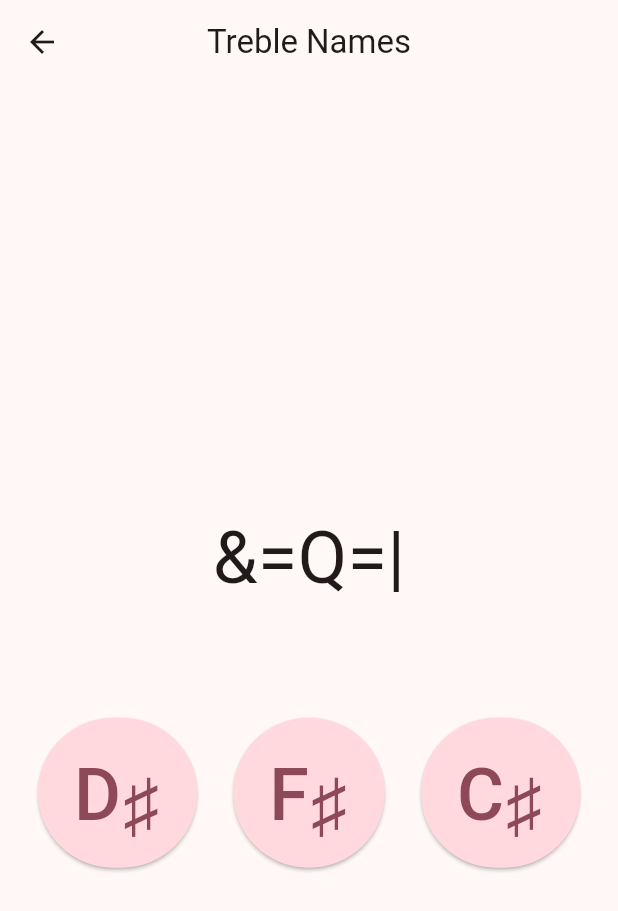
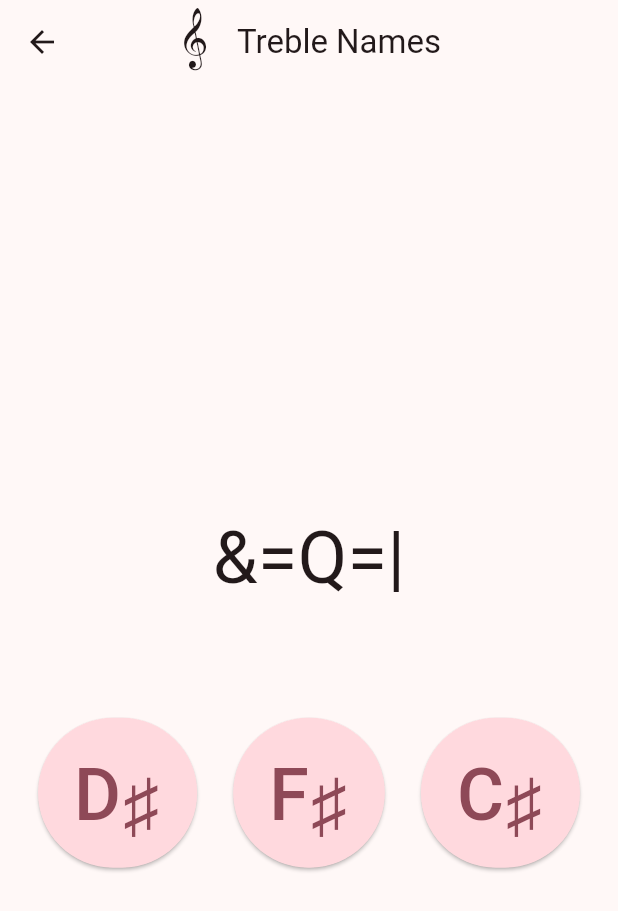
Before and after one commit to chsigg/notes, a Flutter app: the screen it shows after launch, after a tap on "Treble Names", on a phone screen of 412 x 824 dp. Shown: the top 911 px of the screen. Run offline on Flutter 3.47's test engine with Material 3 defaults, Android fonts, the phone set to English and light mode, and no system bars; our stand-ins replace app_links, rxdart, shared_preferences, wakelock_plus; missing offline and left inert: pitch_detector_dart, record; Roboto replaces fonts that are missing (StaffClefPitches).

Commit message:
Add icon to session practice title.

```diff
--- a/lib/main.dart
+++ b/lib/main.dart
@@ -33,7 +33,12 @@ void main() async {
   }
   appLinks.uriLinkStream.listen(handleUri);
 
-  const seedColor = Colors.pink;
+  ThemeData themeData(Brightness brightness) => ThemeData(
+    colorSchemeSeed: Colors.pink,
+    appBarTheme: AppBarTheme(centerTitle: true),
+    brightness: brightness,
+  );
+
   runApp(
     MultiProvider(
       providers: [
@@ -44,11 +49,8 @@ void main() async {
         builder:
             (context, settings, child) => MaterialApp(
               title: "Helma's Note Trainer",
-              theme: ThemeData(colorSchemeSeed: seedColor),
-              darkTheme: ThemeData(
-                colorSchemeSeed: seedColor,
-                brightness: Brightness.dark,
-              ),
+              theme: themeData(Brightness.light),
+              darkTheme: themeData(Brightness.dark),
               supportedLocales: NoteLocalizations.supportedLanguages.map(
                 (language) => Locale(language),
               ),
--- a/lib/ui/home_page.dart
+++ b/lib/ui/home_page.dart
@@ -123,7 +123,6 @@ class HomePage extends StatelessWidget {
     );
 
     return ListTile(
-      dense: true,
       visualDensity: VisualDensity(vertical: 4),
       leading: SizedBox(width: 64, child: statsText),
       title: Row(
--- a/lib/ui/manual_page.dart
+++ b/lib/ui/manual_page.dart
@@ -22,7 +22,6 @@ class ManualPage extends StatelessWidget {
     return Scaffold(
       appBar: AppBar(
         title: const Text('Manual'),
-        centerTitle: true,
         actions: [
           IconButton(
             icon: const Icon(Icons.info_outline),
--- a/lib/ui/practice_keys_page.dart
+++ b/lib/ui/practice_keys_page.dart
@@ -125,11 +125,7 @@ class _PracticeKeysPageState extends State<PracticeKeysPage> {
   @override
   Widget build(BuildContext context) {
     return Scaffold(
-      appBar: AppBar(
-        title: Text(widget.config.title),
-        centerTitle: true,
-        actions: [_timerWidget],
-      ),
+      appBar: makeAppBar(widget.config, _timerWidget),
       body: Center(
         child: ListView(
           shrinkWrap: true,
--- a/lib/ui/practice_notes_page.dart
+++ b/lib/ui/practice_notes_page.dart
@@ -121,11 +121,7 @@ class _PracticeNotesPageState extends State<PracticeNotesPage> {
   @override
   Widget build(BuildContext context) {
     return Scaffold(
-      appBar: AppBar(
-        title: Text(widget.config.title),
-        centerTitle: true,
-        actions: [_timerWidget],
-      ),
+      appBar: makeAppBar(widget.config, _timerWidget),
       body: Center(
         child: ListView(
           shrinkWrap: true,
--- a/lib/ui/practice_play_page.dart
+++ b/lib/ui/practice_play_page.dart
@@ -242,11 +242,7 @@ class _PracticePlayPageState extends State<PracticePlayPage> {
   @override
   Widget build(BuildContext context) {
     return Scaffold(
-      appBar: AppBar(
-        title: Text(widget.config.title),
-        centerTitle: true,
-        actions: [_timerWidget],
-      ),
+      appBar: makeAppBar(widget.config, _timerWidget),
       body: Center(
         child:
             _errorWidget ??
--- a/lib/ui/session_editor_page.dart
+++ b/lib/ui/session_editor_page.dart
@@ -264,7 +264,6 @@ class _SessionEditorPageState extends State<SessionEditorPage> {
     return Scaffold(
       appBar: AppBar(
         title: Text('Edit Session'),
-        centerTitle: true,
         actions: [
           IconButton(
             icon: const Icon(Icons.share),
--- a/lib/ui/timer_widget.dart
+++ b/lib/ui/timer_widget.dart
@@ -1,6 +1,7 @@
 import 'dart:async';
 
 import 'package:flutter/material.dart';
+import 'package:notes/models/session_config.dart';
 
 import '../utils/colors.dart';
 
@@ -92,3 +93,12 @@ class _TimerWidgetState extends State<TimerWidget> {
     }
   }
 }
+
+AppBar makeAppBar(SessionConfig config, TimerWidget timer) => AppBar(
+  title: Row(
+    mainAxisAlignment: MainAxisAlignment.center,
+    mainAxisSize: MainAxisSize.min,
+    children: [Icon(config.icon), SizedBox(width: 16), Text(config.title)],
+  ),
+  actions: [timer],
+);
```
